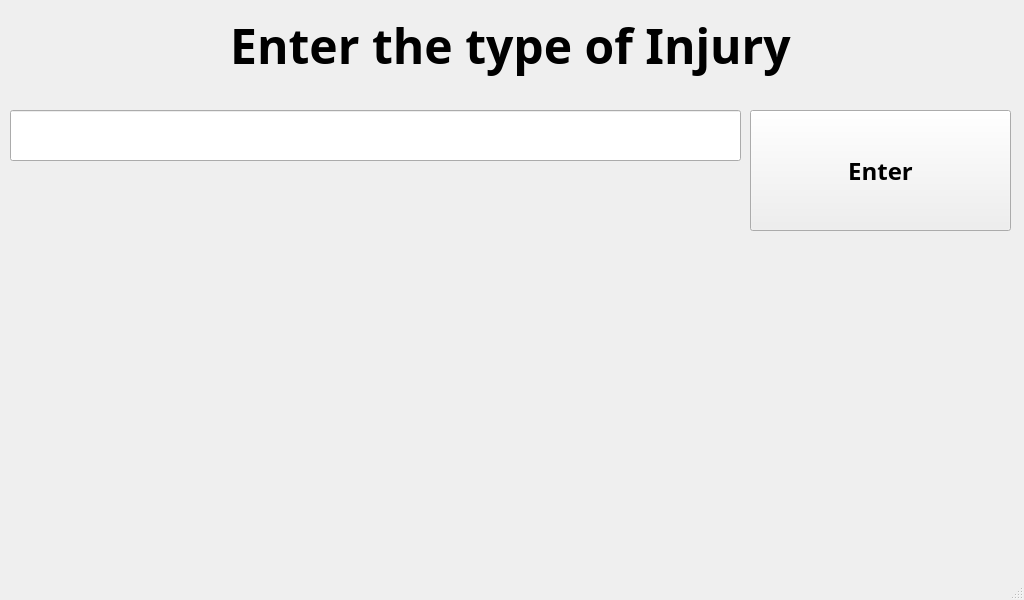
This is RASPI/search_injury.ui in Pwersa/Medical-Cabinet as Qt 5 draws it before an edit. The edited form follows.
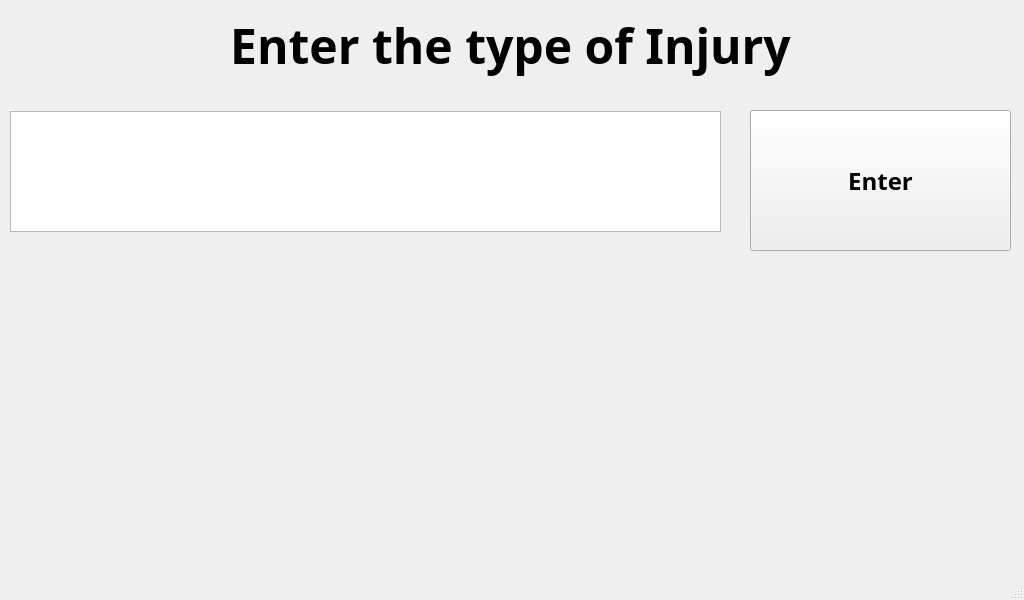
This is the edited form. Icons and pictures are not drawn.

```diff
--- a/RASPI/search_injury.ui
+++ b/RASPI/search_injury.ui
@@ -50,23 +50,13 @@
      <set>Qt::AlignCenter</set>
     </property>
    </widget>
-   <widget class="QLineEdit" name="lineEdit">
-    <property name="geometry">
-     <rect>
-      <x>10</x>
-      <y>110</y>
-      <width>731</width>
-      <height>51</height>
-     </rect>
-    </property>
-   </widget>
    <widget class="QPushButton" name="enter_button">
     <property name="geometry">
      <rect>
       <x>750</x>
       <y>110</y>
       <width>261</width>
-      <height>121</height>
+      <height>141</height>
      </rect>
     </property>
     <property name="font">
@@ -97,6 +87,16 @@
      <pixmap>1024x222 keyboard pi.png</pixmap>
     </property>
    </widget>
+   <widget class="QTextEdit" name="text_edit_injury">
+    <property name="geometry">
+     <rect>
+      <x>10</x>
+      <y>111</y>
+      <width>711</width>
+      <height>121</height>
+     </rect>
+    </property>
+   </widget>
   </widget>
   <widget class="QStatusBar" name="statusbar"/>
  </widget>
```
